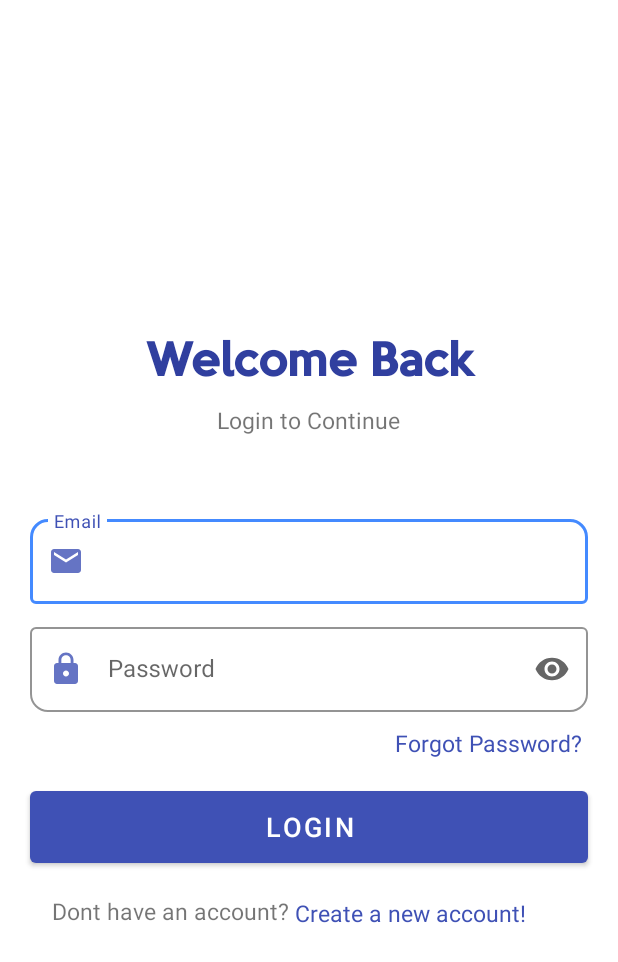
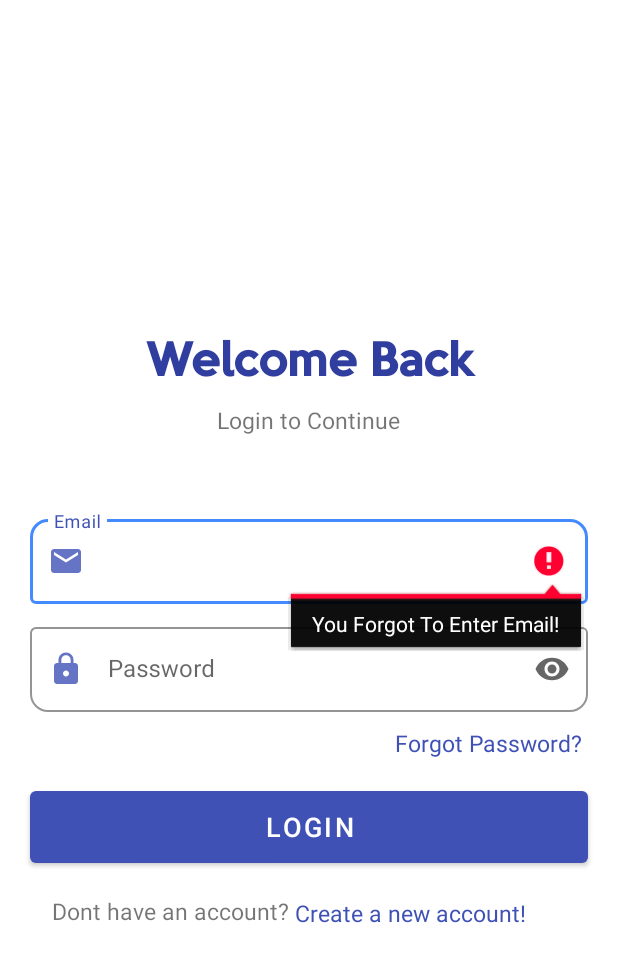
Before and after one commit to rdunlocked18/dabbaMaker, an Android app: the LoginActivity screen opened directly, with no data from a screen before it, after a tap on "LOGIN", on a phone screen of 412 x 824 dp. Shown: the top 962 px of the screen. Run offline under Robolectric (Android 15) with nearby library versions, the phone set to English and light mode, and no system bars; our stand-ins replace Firebase (no records; nobody signed in at launch, a user with empty details on screens opened directly).

Commit message:
login , Signup backend Added

```diff
--- a/app/src/main/java/com/rohitdaf/dabbavendor/activites/LoginActivity.java
+++ b/app/src/main/java/com/rohitdaf/dabbavendor/activites/LoginActivity.java
@@ -1,5 +1,6 @@
 package com.rohitdaf.dabbavendor.activites;
 
+import androidx.annotation.NonNull;
 import androidx.appcompat.app.AppCompatActivity;
 
 import android.content.Intent;
@@ -7,8 +8,11 @@ import android.os.Bundle;
 import android.view.View;
 import android.widget.Toast;
 
+import com.google.android.gms.tasks.OnCompleteListener;
+import com.google.android.gms.tasks.Task;
 import com.google.firebase.FirebaseApp;
 import com.google.firebase.auth.FirebaseAuth;
+import com.google.firebase.auth.FirebaseUser;
 import com.rohitdaf.dabbavendor.MainActivity;
 import com.rohitdaf.dabbavendor.R;
 import com.rohitdaf.dabbavendor.databinding.ActivityLoginBinding;
@@ -16,7 +20,7 @@ import com.rohitdaf.dabbavendor.databinding.ActivityLoginBinding;
 public class LoginActivity extends AppCompatActivity {
     ActivityLoginBinding activityLoginBinding;
     FirebaseAuth firebaseAuth;
-
+    FirebaseAuth.AuthStateListener authStateListener;
 
     @Override
     protected void onCreate(Bundle savedInstanceState) {
@@ -28,21 +32,50 @@ public class LoginActivity extends AppCompatActivity {
         FirebaseApp.initializeApp(getApplicationContext());
         firebaseAuth = FirebaseAuth.getInstance();
 
+        authStateListener = new FirebaseAuth.AuthStateListener() {
+            @Override
+            public void onAuthStateChanged(@NonNull FirebaseAuth firebaseAuth) {
+                FirebaseUser user = firebaseAuth.getCurrentUser();
+                if (user != null) {
+                    Toast.makeText(LoginActivity.this, "Login Verified ", Toast.LENGTH_SHORT).show();
+                    Intent I = new Intent(LoginActivity.this, MainActivity.class);
+                    startActivity(I);
+                } else {
+                    Toast.makeText(LoginActivity.this, "Login to continue", Toast.LENGTH_SHORT).show();
+                }
+            }
+        };
 
-        activityLoginBinding.loginbtn.setOnClickListener(new View.OnClickListener() {
+        activityLoginBinding.btnLoginMain.setOnClickListener(new View.OnClickListener() {
             @Override
             public void onClick(View v) {
-
-
-
-
-
-
-
-
-
+                String userEmail = activityLoginBinding.etEmailLogin.getText().toString();
+                String userPaswd = activityLoginBinding.etPassLogin.getText().toString();
+                if (userEmail.isEmpty()) {
+                    activityLoginBinding.etEmailLogin.setError("You Forgot To Enter Email!");
+                    activityLoginBinding.etEmailLogin.requestFocus();
+                } else if (userPaswd.isEmpty()) {
+                    activityLoginBinding.etPassLogin.setError("Shidori requires Password To login!");
+                    activityLoginBinding.etPassLogin.requestFocus();
+                } else if (userEmail.isEmpty() && userPaswd.isEmpty()) {
+                    Toast.makeText(LoginActivity.this, "Fields Empty!", Toast.LENGTH_SHORT).show();
+                } else if (!(userEmail.isEmpty() && userPaswd.isEmpty())) {
+                    firebaseAuth.signInWithEmailAndPassword(userEmail, userPaswd).addOnCompleteListener(LoginActivity.this, new OnCompleteListener() {
+                        @Override
+                        public void onComplete(@NonNull Task task) {
+                            if (!task.isSuccessful()) {
+                                Toast.makeText(LoginActivity.this, "Nah ! Login Unsuccessful", Toast.LENGTH_SHORT).show();
+                            } else {
+                                startActivity(new Intent(LoginActivity.this, MainActivity.class));
+                            }
+                        }
+                    });
+                } else {
+                    Toast.makeText(LoginActivity.this, "Error", Toast.LENGTH_SHORT).show();
+                }
             }
         });
+
 
         activityLoginBinding.createNewAccount.setOnClickListener(new View.OnClickListener() {
             @Override
@@ -52,15 +85,10 @@ public class LoginActivity extends AppCompatActivity {
             }
         });
 
-
-
-
-
-
-
-
-
-
-
+    }
+    @Override
+    protected void onStart() {
+        super.onStart();
+        firebaseAuth.addAuthStateListener(authStateListener);
     }
 }
--- /dev/null
+++ b/app/src/main/java/com/rohitdaf/dabbavendor/models/VendorProfileModel.java
@@ -0,0 +1,4 @@
+package com.rohitdaf.dabbavendor.models;
+
+public class VendorProfileModel {
+}
--- a/app/src/main/res/layout/activity_login.xml
+++ b/app/src/main/res/layout/activity_login.xml
@@ -54,7 +54,7 @@
             >
 
             <com.google.android.material.textfield.TextInputEditText
-                android:id="@+id/emaillog"
+                android:id="@+id/etEmailLogin"
                 android:layout_width="match_parent"
                 android:layout_height="wrap_content"
                 android:inputType="textEmailAddress"/>
@@ -84,7 +84,7 @@
             >
 
             <com.google.android.material.textfield.TextInputEditText
-                android:id="@+id/passlog"
+                android:id="@+id/etPassLogin"
                 android:layout_width="match_parent"
                 android:layout_height="wrap_content"
                 android:inputType="textPassword"
@@ -103,7 +103,7 @@
             />
 
         <Button
-            android:id="@+id/loginbtn"
+            android:id="@+id/btnLoginMain"
             android:layout_width="match_parent"
             android:layout_height="60dp"
             android:layout_marginHorizontal="20dp"
--- a/app/src/main/res/layout/activity_signup.xml
+++ b/app/src/main/res/layout/activity_signup.xml
@@ -232,6 +232,7 @@
             android:textSize="16dp"
             />
         <TextView
+            android:id="@+id/moveToLogin"
             android:layout_width="wrap_content"
             android:layout_height="wrap_content"
             android:text="Login ! "
--- a/app/src/main/res/layout/activity_vendor_details.xml
+++ b/app/src/main/res/layout/activity_vendor_details.xml
@@ -121,20 +121,20 @@
             android:id="@+id/radio_button_1"
             android:layout_width="match_parent"
             android:layout_height="match_parent"
-            android:text="Morning"
+            android:text="Lunch Time"
             android:textSize="17dp"
             />
         <RadioButton
             android:id="@+id/radio_button_2"
             android:layout_width="match_parent"
             android:layout_height="match_parent"
-            android:text="Night"
+            android:text="Dinner Time"
             android:textSize="17dp"/>
         <RadioButton
             android:id="@+id/radio_button_3"
             android:layout_width="match_parent"
             android:layout_height="match_parent"
-            android:text="Morning and Night "
+            android:text="Both"
             android:textSize="17dp"/>
         </RadioGroup>
         </LinearLayout>
```
Also changed, not shown: app/src/main/java/com/rohitdaf/dabbavendor/MainActivity.java (+12 -7 lines), app/src/main/java/com/rohitdaf/dabbavendor/activites/SignupActivity.java (+8 -0 lines).
